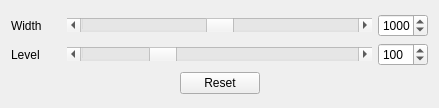
Old version of the form wlwwdialog.ui in the repository Jothy/KIMView.
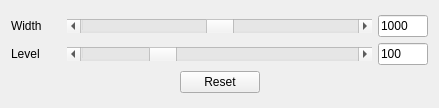
New version of the form. Icons and pictures are not drawn.

What changed in the file:
```diff
--- a/wlwwdialog.ui
+++ b/wlwwdialog.ui
@@ -57,24 +57,15 @@
         </widget>
        </item>
        <item>
-        <widget class="QSpinBox" name="spinBoxWidth">
+        <widget class="QLineEdit" name="lineEditWidth">
          <property name="maximumSize">
           <size>
            <width>50</width>
            <height>16777215</height>
           </size>
          </property>
-         <property name="minimum">
-          <number>-1000</number>
-         </property>
-         <property name="maximum">
-          <number>3000</number>
-         </property>
-         <property name="singleStep">
-          <number>50</number>
-         </property>
-         <property name="value">
-          <number>1000</number>
+         <property name="text">
+          <string>1000</string>
          </property>
         </widget>
        </item>
@@ -118,24 +109,15 @@
         </widget>
        </item>
        <item>
-        <widget class="QSpinBox" name="spinBoxLevel">
+        <widget class="QLineEdit" name="lineEditLevel">
          <property name="maximumSize">
           <size>
            <width>50</width>
            <height>16777215</height>
           </size>
          </property>
-         <property name="minimum">
-          <number>-1000</number>
-         </property>
-         <property name="maximum">
-          <number>3000</number>
-         </property>
-         <property name="singleStep">
-          <number>10</number>
-         </property>
-         <property name="value">
-          <number>100</number>
+         <property name="text">
+          <string>100</string>
          </property>
         </widget>
        </item>
```
Left out of the diff: 2 changed lines with no effect on the pictures.
